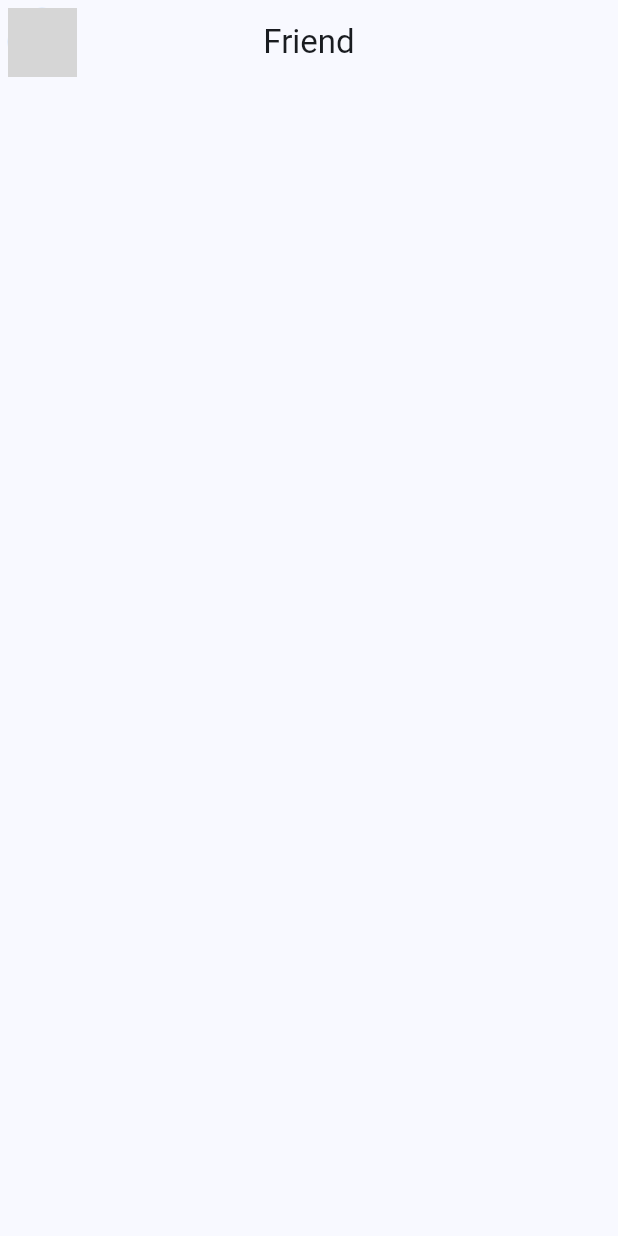
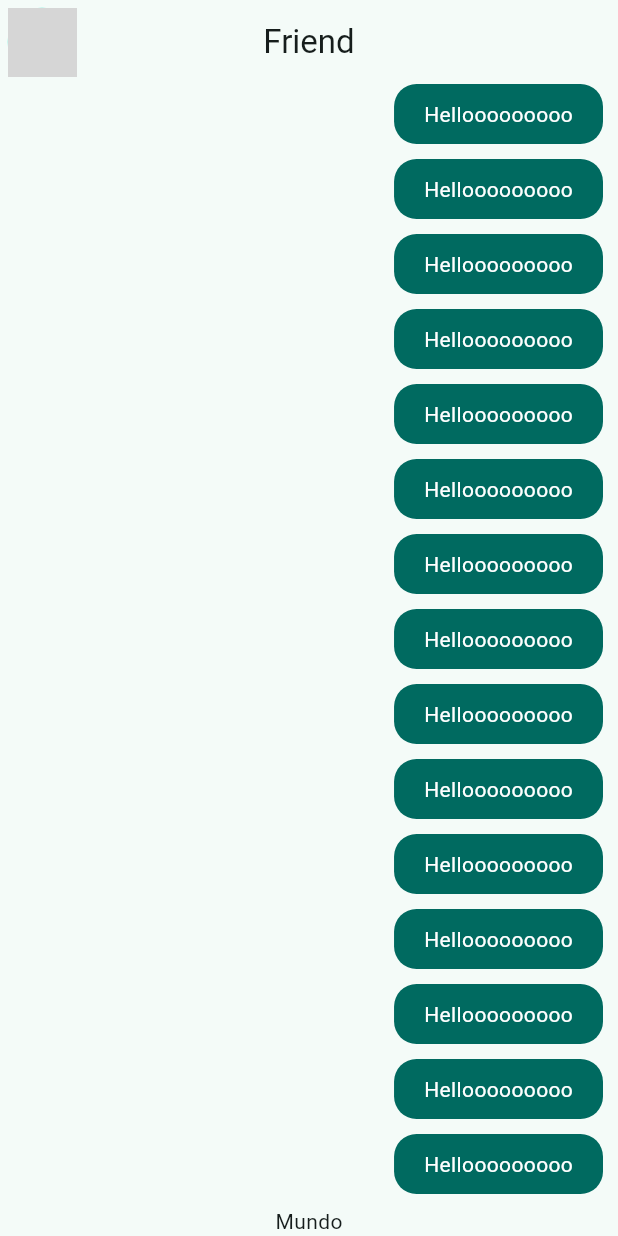
Before and after one commit to salcidogrijalva/yes_no_maybe, a Flutter app: the screen it shows after launch, on a phone screen of 412 x 824 dp. Run offline on Flutter 3.47's test engine with Material 3 defaults, Android fonts, the phone set to English and light mode, and no system bars; network calls fail; grey boxes are pictures that could not be loaded.

Commit message:
Messages of own added

```diff
--- a/lib/main.dart
+++ b/lib/main.dart
@@ -1,6 +1,6 @@
 import 'package:flutter/material.dart';
 import 'package:yes_no_maybe/config/theme/app_theme.dart';
-import 'package:yes_no_maybe/presentation/chat/chat_screen.dart';
+import 'package:yes_no_maybe/presentation/screens/chat/chat_screen.dart';
 
 void main() => runApp(const MyApp());
 
@@ -11,7 +11,7 @@ class MyApp extends StatelessWidget {
   Widget build(BuildContext context) {
     return MaterialApp(
       title: 'Yes No Maybe',
-      theme: AppTheme(selectedColor: 1).theme(),
+      theme: AppTheme(selectedColor: 5).theme(),
       home: const ChatScreen()
     );
   }
--- a/lib/presentation/chat/chat_screen.dart
+++ /dev/null
@@ -1,21 +0,0 @@
-import 'package:flutter/material.dart';
-
-class ChatScreen extends StatelessWidget {
-  const ChatScreen({super.key});
-
-  @override
-  Widget build(BuildContext context) {
-    return Scaffold(
-      appBar: AppBar(
-        centerTitle: true,
-        leading: const Padding(
-          padding: EdgeInsets.all(5.0),
-          child: CircleAvatar(
-            backgroundImage: NetworkImage('https://avatarfiles.alphacoders.com/113/113760.jpg'),
-          ),
-        ),
-        title: const Text('Friend'),
-      ),
-    );
-  }
-}
--- /dev/null
+++ b/lib/presentation/screens/chat/chat_screen.dart
@@ -0,0 +1,48 @@
+import 'package:flutter/material.dart';
+import 'package:yes_no_maybe/presentation/widgets/chat/message_bubbles.dart';
+
+class ChatScreen extends StatelessWidget {
+  const ChatScreen({super.key});
+
+  @override
+  Widget build(BuildContext context) {
+    return Scaffold(
+      appBar: AppBar(
+        centerTitle: true,
+        leading: const Padding(
+          padding: EdgeInsets.all(5.0),
+          child: CircleAvatar(
+            backgroundImage: NetworkImage('https://avatarfiles.alphacoders.com/113/113760.jpg'),
+          ),
+        ),
+        title: const Text('Friend'),
+      ),
+      body: _ChatView(),
+    );
+  }
+}
+
+class _ChatView extends StatelessWidget {
+
+  @override
+  Widget build(BuildContext context) {
+    return SafeArea(
+      child: Padding(
+        padding: const EdgeInsets.symmetric(horizontal: 10),
+        child: Column(
+          children: [
+            Expanded(
+              child: ListView.builder(
+                itemCount: 100,
+                itemBuilder: (context, index) {
+                  return const MessageBubble();
+                },
+              )
+            ),
+            Text('Mundo')
+          ],
+        ),
+      ),
+    );
+  }
+}
--- /dev/null
+++ b/lib/presentation/widgets/chat/message_bubbles.dart
@@ -0,0 +1,27 @@
+import 'package:flutter/material.dart';
+
+class MessageBubble extends StatelessWidget {
+  const MessageBubble({super.key});
+
+  @override
+  Widget build(BuildContext context) {
+
+    final colors = Theme.of(context).colorScheme;
+    return Column(
+      crossAxisAlignment: CrossAxisAlignment.end,
+      children: [
+        Container(
+          decoration: BoxDecoration(
+            color: colors.primary,
+            borderRadius: BorderRadius.circular(15)
+          ),
+          child: const Padding(
+            padding: EdgeInsets.symmetric(horizontal: 20, vertical: 10),
+            child: Text('Hellooooooooo', style: TextStyle(color: Colors.white),),
+          ),
+        ),
+        const SizedBox(height: 10,)
+      ],
+    );
+  }
+}
```
